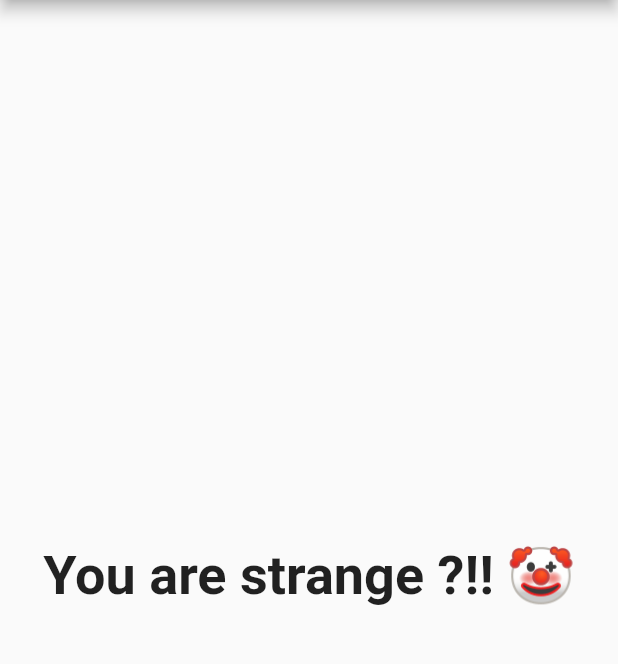
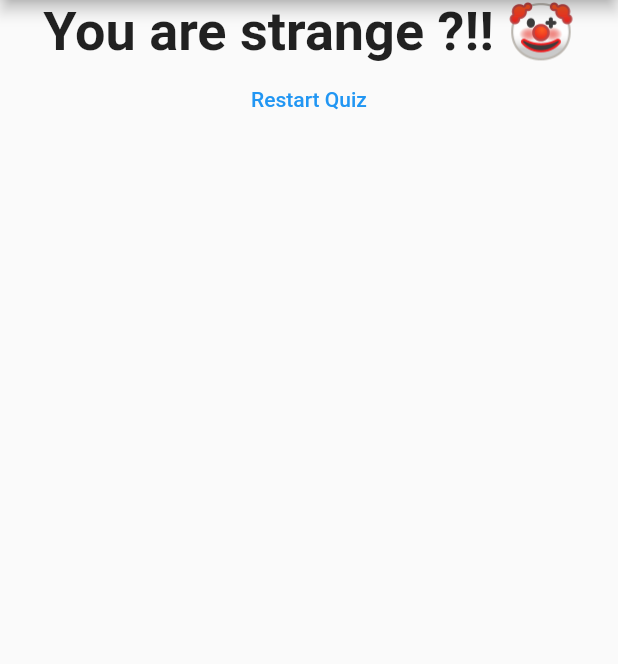
Before and after one commit to alihsistu/simple_flutter_question, a Flutter app: the screen it shows after launch, after a tap on "Blue", after a tap on "Mouse", after a tap on "Messi", on a phone screen of 412 x 824 dp, the part 84-748 px from its top. Run offline on Flutter 3.47's test engine with Material 2 defaults, Android fonts, the phone set to English and light mode, and no system bars.

Commit message:
feat: reset quiz

```diff
--- a/lib/main.dart
+++ b/lib/main.dart
@@ -16,6 +16,14 @@ class MyApp extends StatefulWidget {
 class _MyAppState extends State<MyApp> {
   var _questionIndex = 0;
   var _totalScore = 0;
+
+  void _resetQuiz() {
+    setState(() {
+      _questionIndex = 0;
+      _totalScore = 0;
+    });
+  }
+
   void _answerQuestion(int score) {
     _totalScore = _totalScore + score;
     setState(() {
@@ -68,7 +76,9 @@ class _MyAppState extends State<MyApp> {
               )
             // Passing the answerQuestion, questionIndex and questions to the QUIZ Widget
             // (Similar to passing props <quiz :questions="_questions" etc /> as in VUEJS ),
-            : Result(_totalScore),
+            : Result(_totalScore, _resetQuiz),
+        // Second argument is passing a pointer to the method at top to the
+        // Result Widget to be called
       ),
     );
   }
--- a/lib/result.dart
+++ b/lib/result.dart
@@ -2,7 +2,9 @@ import 'package:flutter/material.dart';
 
 class Result extends StatelessWidget {
   final int resultScore;
-  Result(this.resultScore);
+  final Function resetHandler;
+
+  Result(this.resultScore, this.resetHandler);
   // Similar to COMPUTED in VUEJS
   String get resultPhrase {
     var resultText = 'You did it!';
@@ -20,10 +22,19 @@ class Result extends StatelessWidget {
   Widget build(BuildContext context) {
     return Container(
       child: Center(
-        child: Text(
-          resultPhrase,
-          style: TextStyle(fontSize: 36, fontWeight: FontWeight.bold),
-          textAlign: TextAlign.center,
+        child: Column(
+          children: <Widget>[
+            Text(
+              resultPhrase,
+              style: TextStyle(fontSize: 36, fontWeight: FontWeight.bold),
+              textAlign: TextAlign.center,
+            ),
+            FlatButton(
+              child: Text('Restart Quiz'),
+              onPressed: resetHandler,
+              textColor: Colors.blue,
+            )
+          ],
         ),
       ),
     );
```
